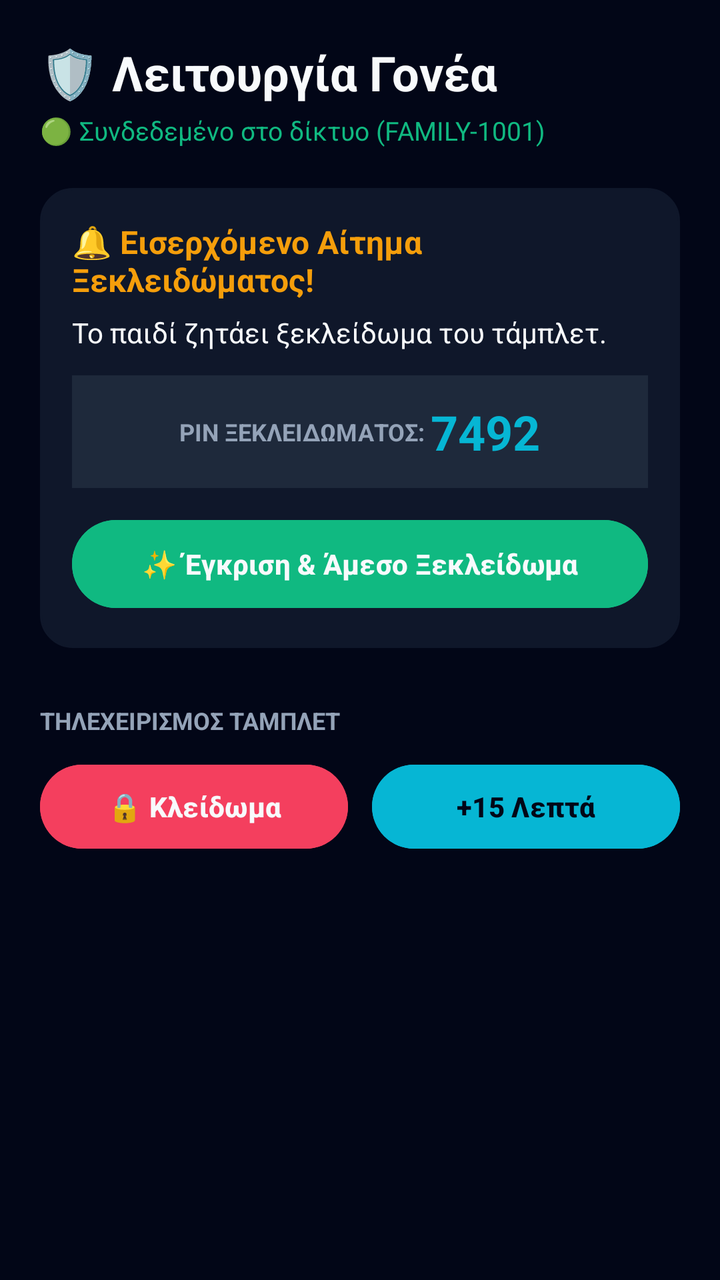
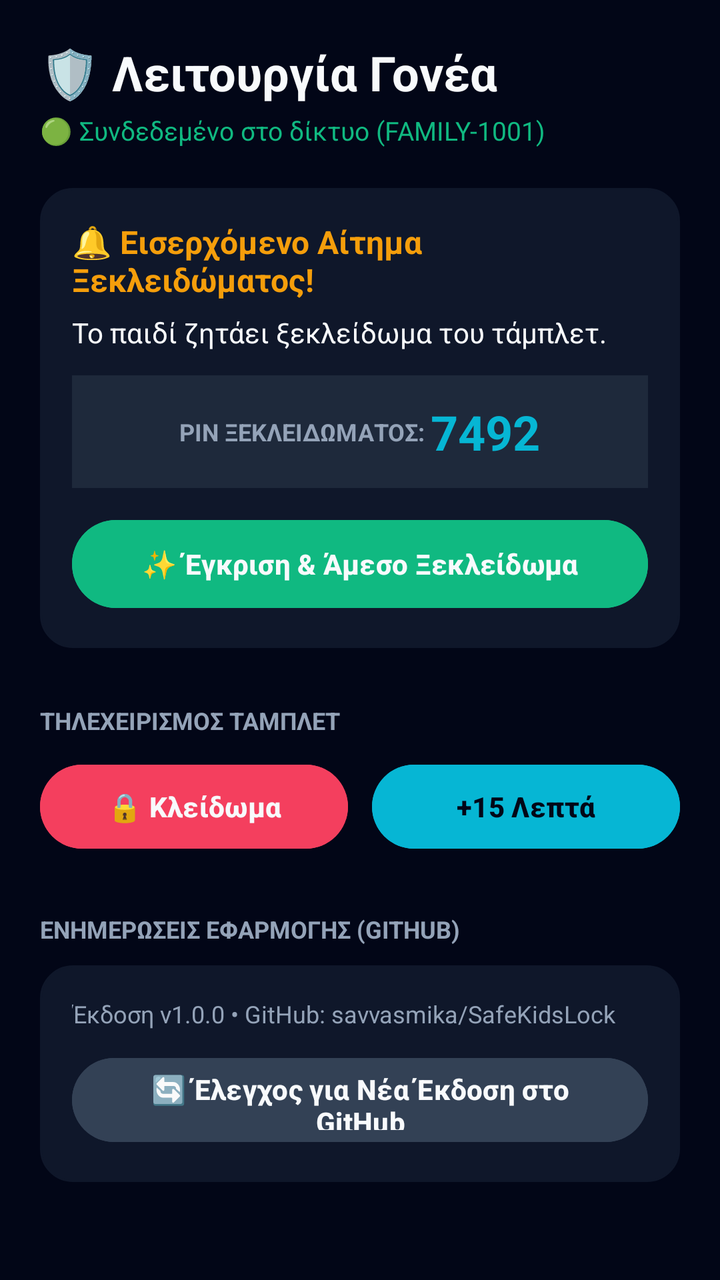

Two renders of the same Android screen: before a commit and after it. Below are the layout's source before the change and the commit's diff.
<!-- AndroidManifest.xml: activity theme Theme.KidsTabletLock -->
<!-- res/layout/activity_parent_dashboard.xml -->
<?xml version="1.0" encoding="utf-8"?>
<ScrollView xmlns:android="http://schemas.android.com/apk/res/android"
    android:layout_width="match_parent"
    android:layout_height="match_parent"
    android:background="@color/background_dark"
    android:padding="20dp">

    <LinearLayout
        android:layout_width="match_parent"
        android:layout_height="wrap_content"
        android:orientation="vertical">

        <TextView
            android:layout_width="wrap_content"
            android:layout_height="wrap_content"
            android:text="🛡️ Λειτουργία Γονέα"
            android:textColor="@color/text_white"
            android:textSize="24sp"
            android:textStyle="bold" />

        <TextView
            android:id="@+id/tvParentNetworkStatus"
            android:layout_width="wrap_content"
            android:layout_height="wrap_content"
            android:layout_marginTop="4dp"
            android:text="🟢 Συνδεδεμένο στο δίκτυο (FAMILY-1001)"
            android:textColor="@color/emerald_success"
            android:textSize="13sp" />

        
        <LinearLayout
            android:id="@+id/cardIncomingRequest"
            android:layout_width="match_parent"
            android:layout_height="wrap_content"
            android:layout_marginTop="20dp"
            android:background="@drawable/rounded_card"
            android:backgroundTint="@color/surface_dark"
            android:orientation="vertical"
            android:padding="16dp">

            <TextView
                android:layout_width="wrap_content"
                android:layout_height="wrap_content"
                android:text="🔔 Εισερχόμενο Αίτημα Ξεκλειδώματος!"
                android:textColor="@color/amber_warning"
                android:textSize="16sp"
                android:textStyle="bold" />

            <TextView
                android:id="@+id/tvIncomingChildName"
                android:layout_width="wrap_content"
                android:layout_height="wrap_content"
                android:layout_marginTop="6dp"
                android:text="Το παιδί ζητάει ξεκλείδωμα του τάμπλετ."
                android:textColor="@color/text_white"
                android:textSize="14sp" />

            <LinearLayout
                android:layout_width="match_parent"
                android:layout_height="wrap_content"
                android:layout_marginTop="12dp"
                android:background="#1e293b"
                android:gravity="center"
                android:padding="12dp">

                <TextView
                    android:layout_width="wrap_content"
                    android:layout_height="wrap_content"
                    android:text="PIN ΞΕΚΛΕΙΔΩΜΑΤΟΣ: "
                    android:textColor="@color/text_muted"
                    android:textSize="12sp"
                    android:textStyle="bold" />

                <TextView
                    android:id="@+id/tvMatchingPin"
                    android:layout_width="wrap_content"
                    android:layout_height="wrap_content"
                    android:text="7492"
                    android:textColor="@color/primary"
                    android:textSize="24sp"
                    android:textStyle="bold" />
            </LinearLayout>

            <com.google.android.material.button.MaterialButton
                android:id="@+id/btnApproveRemoteUnlock"
                android:layout_width="match_parent"
                android:layout_height="52dp"
                android:layout_marginTop="12dp"
                android:backgroundTint="@color/emerald_success"
                android:text="✨ Έγκριση &amp; Άμεσο Ξεκλείδωμα"
                android:textColor="@color/text_white"
                android:textStyle="bold" />

        </LinearLayout>

        
        <TextView
            android:layout_width="wrap_content"
            android:layout_height="wrap_content"
            android:layout_marginTop="28dp"
            android:text="ΤΗΛΕΧΕΙΡΙΣΜΟΣ ΤΑΜΠΛΕΤ"
            android:textColor="@color/text_muted"
            android:textSize="12sp"
            android:textStyle="bold" />

        <LinearLayout
            android:layout_width="match_parent"
            android:layout_height="wrap_content"
            android:layout_marginTop="10dp"
            android:orientation="horizontal">

            <com.google.android.material.button.MaterialButton
                android:id="@+id/btnRemoteLock"
                android:layout_width="0dp"
                android:layout_height="50dp"
                android:layout_weight="1"
                android:layout_marginEnd="6dp"
                android:backgroundTint="@color/rose_danger"
                android:text="🔒 Κλείδωμα"
                android:textColor="@color/text_white"
                android:textStyle="bold" />

            <com.google.android.material.button.MaterialButton
                android:id="@+id/btnExtendTime15"
                android:layout_width="0dp"
                android:layout_height="50dp"
                android:layout_weight="1"
                android:layout_marginStart="6dp"
                android:backgroundTint="@color/primary"
                android:text="+15 Λεπτά"
                android:textColor="@color/background_dark"
                android:textStyle="bold" />

        </LinearLayout>

    </LinearLayout>
</ScrollView>
<!-- resources referenced by this layout -->
<resources>
  <color name="amber_warning">#f59e0b</color>
  <color name="background_dark">#020617</color>
  <color name="emerald_success">#10b981</color>
  <color name="primary">#06b6d4</color>
  <color name="rose_danger">#f43f5e</color>
  <color name="surface_dark">#0f172a</color>
  <color name="text_muted">#94a3b8</color>
  <color name="text_white">#f8fafc</color>
  <!-- drawable rounded_card (drawable) -->
  <?xml version="1.0" encoding="utf-8"?>
  <shape xmlns:android="http://schemas.android.com/apk/res/android">
      <solid android:color="@color/surface_dark" />
      <corners android:radius="16dp" />
      <stroke android:width="1dp" android:color="@color/card_border" />
  </shape>
  <style name="Theme.KidsTabletLock" parent="Theme.Material3.DayNight.NoActionBar">
          <item name="colorPrimary">@color/primary</item>
          <item name="colorOnPrimary">@color/background_dark</item>
          <item name="colorSecondary">@color/accent</item>
          <item name="android:statusBarColor">@color/background_dark</item>
          <item name="android:navigationBarColor">@color/background_dark</item>
          <item name="android:windowBackground">@color/background_dark</item>
      </style>
  <color name="card_border">#1e293b</color>
  <color name="accent">#6366f1</color>
</resources>

<!-- the commit's change to res/layout/activity_parent_dashboard.xml (unified diff, before → after) -->
@@ -133,5 +133,44 @@
 
         </LinearLayout>
 
+        
+        <TextView
+            android:layout_width="wrap_content"
+            android:layout_height="wrap_content"
+            android:layout_marginTop="28dp"
+            android:text="ΕΝΗΜΕΡΩΣΕΙΣ ΕΦΑΡΜΟΓΗΣ (GITHUB)"
+            android:textColor="@color/text_muted"
+            android:textSize="12sp"
+            android:textStyle="bold" />
+
+        <LinearLayout
+            android:layout_width="match_parent"
+            android:layout_height="wrap_content"
+            android:layout_marginTop="10dp"
+            android:background="@drawable/rounded_card"
+            android:backgroundTint="@color/surface_dark"
+            android:orientation="vertical"
+            android:padding="16dp">
+
+            <TextView
+                android:id="@+id/tvUpdateStatus"
+                android:layout_width="wrap_content"
+                android:layout_height="wrap_content"
+                android:text="Έκδοση v1.0.0 • GitHub: savvasmika/SafeKidsLock"
+                android:textColor="@color/text_muted"
+                android:textSize="12sp" />
+
+            <com.google.android.material.button.MaterialButton
+                android:id="@+id/btnCheckGitHubUpdates"
+                android:layout_width="match_parent"
+                android:layout_height="50dp"
+                android:layout_marginTop="10dp"
+                android:backgroundTint="#334155"
+                android:text="🔄 Έλεγχος για Νέα Έκδοση στο GitHub"
+                android:textColor="@color/text_white"
+                android:textStyle="bold" />
+
+        </LinearLayout>
+
     </LinearLayout>
 </ScrollView>
